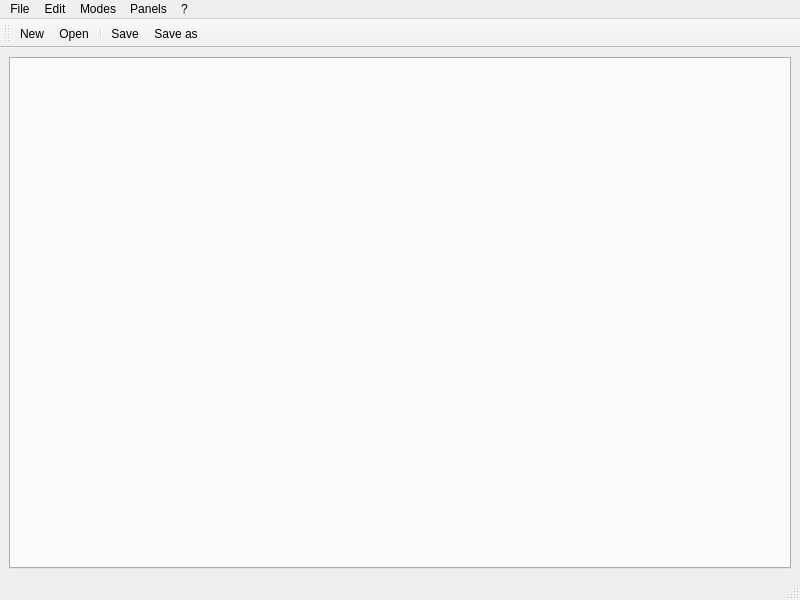
pyQode/pyqode.core, file examples/notepad/forms/main_window.ui: the form before one commit.
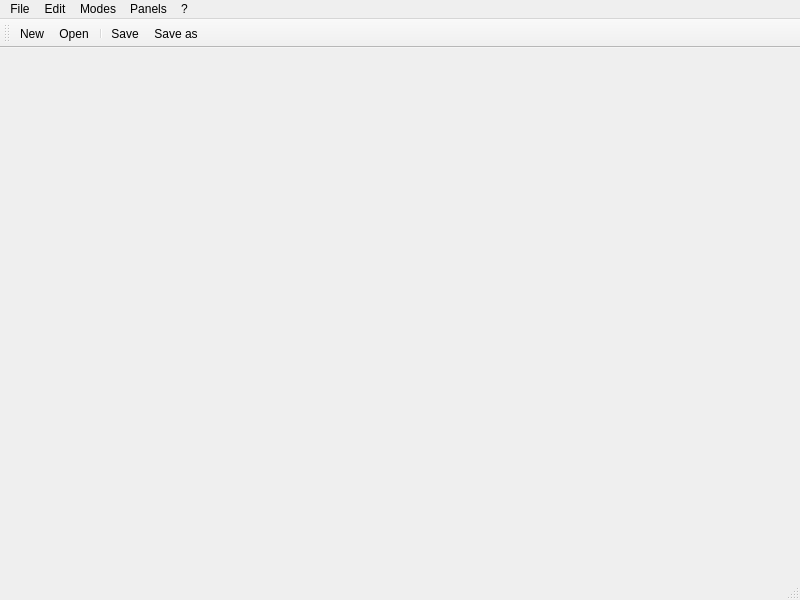
The form after the commit. Icons and pictures are not drawn. Custom widgets are drawn as their Qt base class.

Commit message: Add a SplittableTabWidget to pyqode.core.widgets

Patch:
```diff
--- a/examples/notepad/forms/main_window.ui
+++ b/examples/notepad/forms/main_window.ui
@@ -20,7 +20,11 @@
   <widget class="QWidget" name="centralwidget">
    <layout class="QGridLayout" name="gridLayout">
     <item row="0" column="0">
-     <widget class="TabWidget" name="tabWidget"/>
+     <widget class="SplittableCodeEditTabWidget" name="tabWidget">
+      <property name="orientation">
+       <enum>Qt::Horizontal</enum>
+      </property>
+     </widget>
     </item>
    </layout>
   </widget>
@@ -209,9 +213,9 @@
  </widget>
  <customwidgets>
   <customwidget>
-   <class>TabWidget</class>
-   <extends>QTabWidget</extends>
-   <header>pyqode.core.widgets.tabs</header>
+   <class>SplittableCodeEditTabWidget</class>
+   <extends>QSplitter</extends>
+   <header>pyqode.core.widgets</header>
    <container>1</container>
   </customwidget>
  </customwidgets>
```
Left out of the diff: 7 changed lines with no effect on the pictures. The commit also changes 30 other files.
